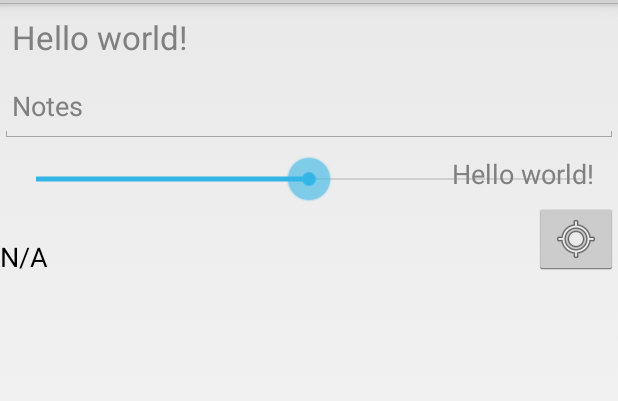
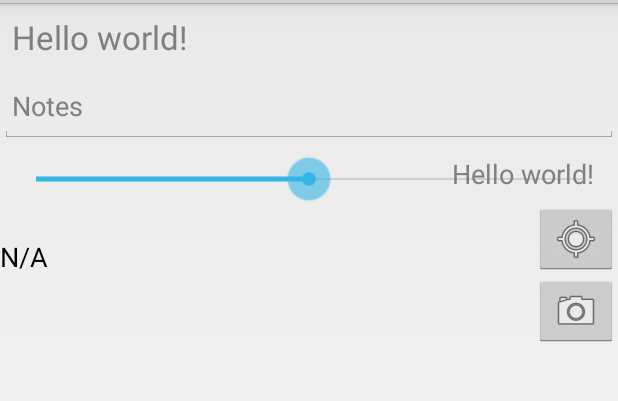
Before and after one commit to codemanthebarbarian/fieldbook, an Android app: the layout category_element_listitem.xml on its own in the app's theme, with its tools: preview values and no code run, on a phone screen of 412 x 824 dp, the part 69-470 px from its top. Run offline under Robolectric (Android 15) with nearby library versions, the phone set to English and light mode, and no system bars.

Commit message:
Started implementing the photo, completed changes to the views and modified the adapter, need to wire the storing of the photos in the proxy and back to the adapter for display.

```diff
--- a/app/src/main/res/layout/category_element_listitem.xml
+++ b/app/src/main/res/layout/category_element_listitem.xml
@@ -59,4 +59,20 @@
         android:layout_alignParentStart="true"
         android:textAppearance="?android:attr/textAppearanceMedium"
         android:text="@string/notAvailable_na"/>
+    <ImageButton
+        android:id="@+id/category_elementView_takePhoto"
+        android:layout_width="wrap_content"
+        android:layout_height="wrap_content"
+        android:layout_below="@id/category_elementView_locationButton"
+        android:layout_alignParentEnd="true"
+        android:src="@android:drawable/ic_menu_camera"
+        android:contentDescription="Take Photo"/>
+    <include
+        layout="@layout/photo_horizontal_fragment"
+        android:layout_height="75dp"
+        android:layout_width="match_parent"
+        android:layout_alignTop="@id/category_elementView_takePhoto"
+        android:layout_alignParentStart="true"
+        android:layout_toStartOf="@id/category_elementView_takePhoto"
+        />
 </RelativeLayout>
--- a/sagemodel/src/main/java/com/amecfw/sage/ui/ElementsMultiSelectListAdapter.java
+++ b/sagemodel/src/main/java/com/amecfw/sage/ui/ElementsMultiSelectListAdapter.java
@@ -199,7 +199,7 @@ public class ElementsMultiSelectListAdapter extends ListAdapter<Element> impleme
 		}
 
 		private Boolean matches(String code, CharSequence value) {
-			if (code.toLowerCase(Locale.getDefault()).startsWith(value.toString().toLowerCase(Locale.getDefault())))
+			if (code.toLowerCase(Locale.getDefault()).contains(value.toString().toLowerCase(Locale.getDefault())))
 				return true;
 
 			return false;
--- a/sagemodel/src/main/res/values/ids.xml
+++ b/sagemodel/src/main/res/values/ids.xml
@@ -5,4 +5,5 @@
     <item type="id" name="sage_tag_list_hasFocus"/>
     <item type="id" name="sage_tag_list_isChecked"/>
     <item type="id" name="sage_tag_list_view"/>
+    <item type="id" name="sage_tag_adapter"/>
 </resources>
```
Also changed, not shown: app/src/main/java/com/amecfw/sage/vegetation/rareplant/CategoryElementsDialogListFragment.java (+51 -0 lines), app/src/main/java/com/amecfw/sage/vegetation/rareplant/CategoryElementsListAdapter.java (+70 -7 lines), sagemodel/src/main/java/com/amecfw/sage/model/service/PhotoService.java (+52 -0 lines), sagemodel/src/main/java/com/amecfw/sage/ui/PhotoPathListAdapter.java (added, +43 -0 lines).
